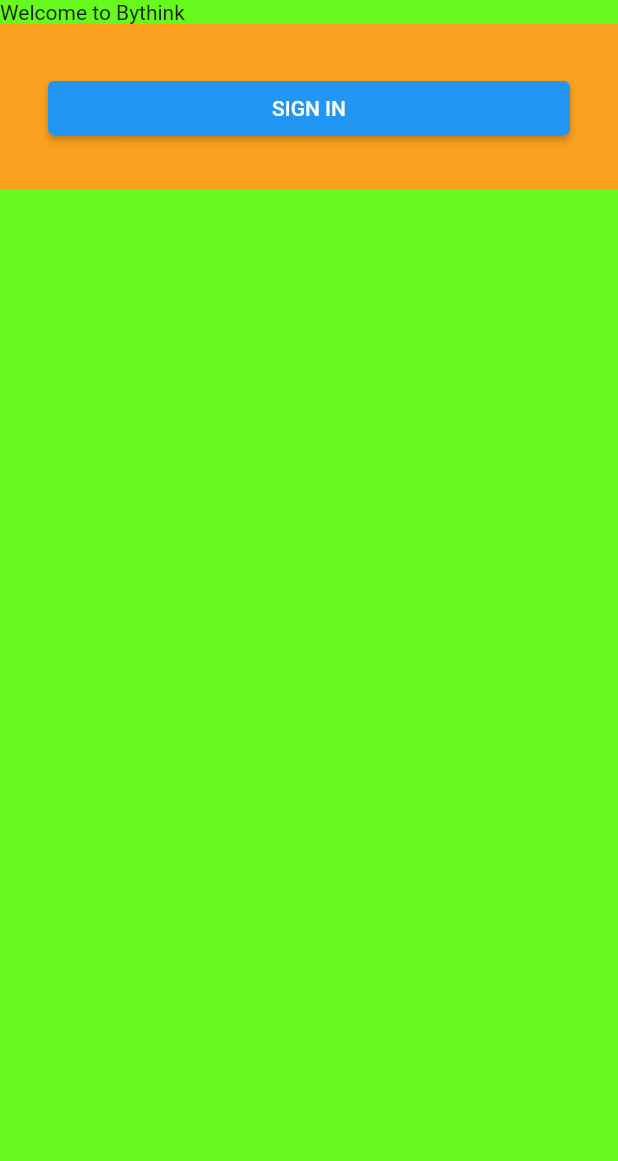
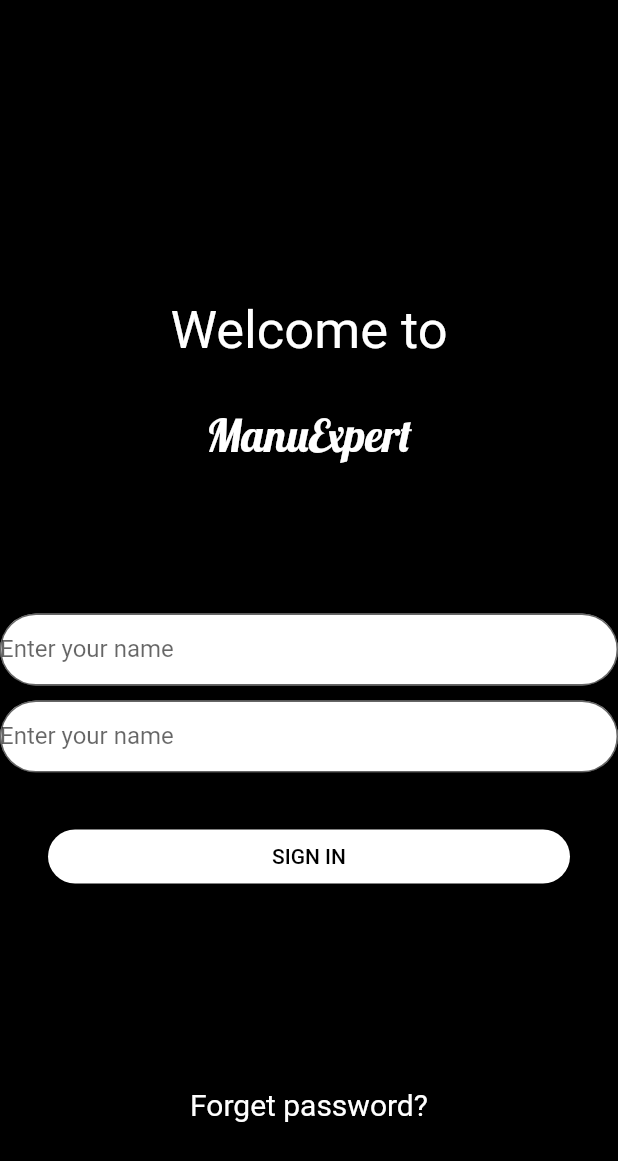
Before and after one commit to Julian-Carlosama/bythinkProject, a Flutter app: the screen it shows after launch, on a phone screen of 412 x 824 dp. Shown: the top 1161 px of the screen. Run offline on Flutter 3.47's test engine with Material 2 defaults, Android fonts, the phone set to English and light mode, and no system bars.

Commit message:
Change to login and home page

```diff
--- a/lib/login/login.dart
+++ b/lib/login/login.dart
@@ -3,16 +3,25 @@ import 'package:flutter/material.dart';
 class LoginApp extends StatelessWidget {
   const LoginApp({Key? key}) : super(key: key);
 
- // Princial widget that show the loging screeen
+  // Princial widget that show the loging screeen
   Widget LoginAp(BuildContext context) {
     return Container(
         padding: EdgeInsets.fromLTRB(32, 32, 32, 30),
-        color: Color.fromRGBO(249, 161, 30, 1),
+        color: Color.fromARGB(255, 0, 0, 0),
         child: ElevatedButton(
-          child: Text('SIGN IN'),
+          child: Text('SIGN IN',
+              style: TextStyle(
+                color: Colors.black,
+              )),
           onPressed: () {
             Navigator.pushNamed(context, 'homepage');
           },
+          style: ElevatedButton.styleFrom(
+            primary: Colors.white,
+            padding: EdgeInsets.symmetric(horizontal: 30, vertical: 10),
+            shape: RoundedRectangleBorder(
+                borderRadius: BorderRadius.circular(30.0)),
+          ),
         ));
   }
 
@@ -21,11 +30,91 @@ class LoginApp extends StatelessWidget {
   Widget build(BuildContext context) {
     return Scaffold(
       body: Container(
-        color: Color.fromARGB(255, 103, 249, 30),
+        color: Color.fromARGB(255, 0, 0, 0),
         child: ListView(
-          children: [Text('Welcome to Bythink'), LoginAp(context)],
+          children: [
+            SizedBox(
+              height: 200,
+            ),
+            Center(
+              child: Text(
+                'Welcome to',
+                style: TextStyle(color: Colors.white, fontSize: 35),
+              ),
+            ),
+            SizedBox(
+              height: 30,
+            ),
+            Center(
+              child: Text(
+                'ManuExpert',
+                style: TextStyle(
+                  color: Colors.white,
+                  fontFamily: 'Lobster',
+                  fontSize: 30
+                ),
+              ),
+            ),
+            SizedBox(
+              height: 100,
+            ),
+            TextBox(),
+            SizedBox(
+              height: 10,
+            ),
+            TextBox(),
+            LoginAp(context),
+            SizedBox(
+              height: 100,
+            ),
+            Center(
+              child: Text(
+                'Forget password?',
+                style: TextStyle(
+                  color: Colors.white,
+                  fontSize: 20
+                ),
+              ),
+            )
+          ],
         ),
       ),
     );
   }
+
+  Widget TextBox() {
+    return Column(
+      children: [
+        TextField(
+          //controller: controller,
+          cursorColor: Color.fromARGB(255, 21, 21, 21),
+          style: TextStyle(
+            color: Colors.black,
+          ),
+          decoration: InputDecoration(
+              filled: true,
+              fillColor: Colors.white,
+              labelText: 'Enter your name',
+              /*border: OutlineInputBorder(
+                borderSide: BorderSide.none,
+                borderRadius: BorderRadius.circular(30),
+              )*/
+              hintStyle: TextStyle(
+                color: Colors.grey.shade500,
+                fontSize: 18,
+                fontWeight: FontWeight.w500
+              ),
+              border: OutlineInputBorder(
+                borderRadius: BorderRadius.circular(30),
+                borderSide: BorderSide(
+                  color: Colors.green,
+                  width: 5
+                )
+              ),
+              contentPadding: EdgeInsets.symmetric(vertical: 10)
+            ),
+        )
+      ],
+    );
+  }
 }
--- a/lib/src/pages/home_page.dart
+++ b/lib/src/pages/home_page.dart
@@ -26,7 +26,7 @@ class HomePage extends StatelessWidget {
 				toolbarHeight: 80,
 				flexibleSpace: Container(color: Colors.black),
 				title: Text(
-					'Bythink...',
+					'ManuExpert',
 					style: TextStyle(fontSize: 29, fontFamily: 'Lobster'),
 				),
 				automaticallyImplyLeading: false,
@@ -45,8 +45,8 @@ class HomePage extends StatelessWidget {
 				children: [
 					Container(
 						child: Text(
-							//'Do you have an emergency?',
-							'¿Tienes una emergencia?',
+							'Do you have an emergency?',
+							//'¿Tienes una emergencia?',
 							style: TextStyle(
 								fontSize: 20,
 								fontFamily: 'Releway',
@@ -76,8 +76,8 @@ class HomePage extends StatelessWidget {
 								Title(
 									color: Colors.black,
 									child: Text(
-										//'What does this app do?',
-										'¿Que puede hacer esta app por ti?',
+										'What does this app do?',
+										//'¿Que puede hacer esta app por ti?',
 										style: TextStyle(
 											fontSize: 20,
 											fontWeight: FontWeight.bold,
@@ -89,8 +89,8 @@ class HomePage extends StatelessWidget {
 									//decoration: BoxDecoration(color: Colors.red),
 									padding: EdgeInsets.only(left: 25, right: 25, top: 10),
 									child: Text(
-										//'You have a problem with your lock, car, pipe, etc; Search in this app for people willing to help you and much more.',
-										'Tienes un problema con tu cerradura, vehiculo, etc; Aquí podras encontrar profesionales que pueden ayudarte y mucho más.',
+										'You have a problem with your lock, car, pipe, etc; Search in this app for people willing to help you and much more.',
+										//'Tienes un problema con tu cerradura, vehiculo, etc; Aquí podras encontrar profesionales que pueden ayudarte y mucho más.',
 										style: TextStyle(
 											fontSize: 19,
 											//color: Colors.white
```
